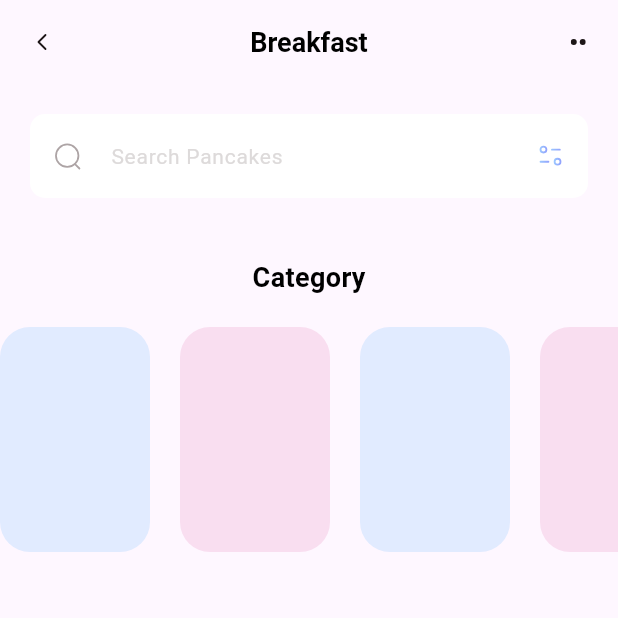
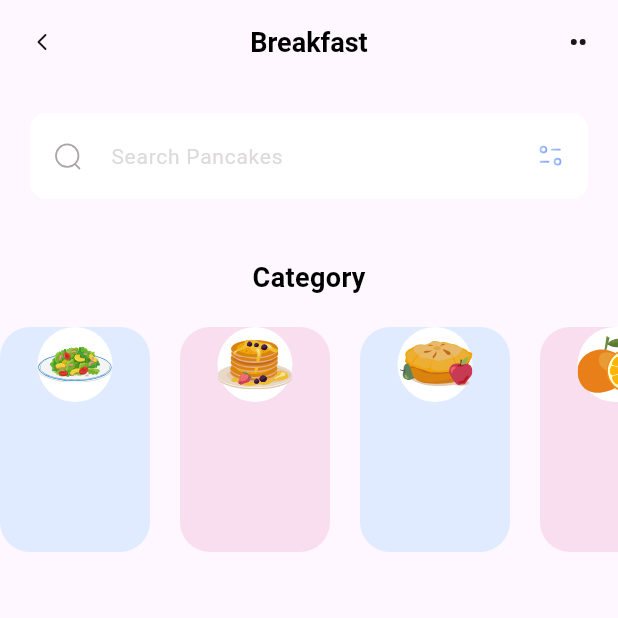
Before and after one commit to cintajay/fitness_app, a Flutter app: the screen it shows after launch, on a phone screen of 412 x 824 dp, the top half of it. Run offline on Flutter 3.47's test engine with Material 3 defaults, Android fonts, the phone set to English and light mode, and no system bars; our stand-ins replace flutter_svg.

Commit message:
used column inside box for alignment

```diff
--- a/lib/pages/home.dart
+++ b/lib/pages/home.dart
@@ -49,6 +49,19 @@ class HomePage extends StatelessWidget {
                     color: categories[index].boxColor.withOpacity(0.3),
                     borderRadius: BorderRadius.circular(20)
                   ),
+                  child: Column(
+                    children: [
+                      Container(
+                        height: 50,
+                        width: 50,
+                        decoration: const BoxDecoration(
+                          shape: BoxShape.circle,
+                          color: Colors.white
+                        ),
+                        child: SvgPicture.asset(categories[index].iconPath),
+                      )
+                    ],
+                  )
                 );
               }
             ),
```
